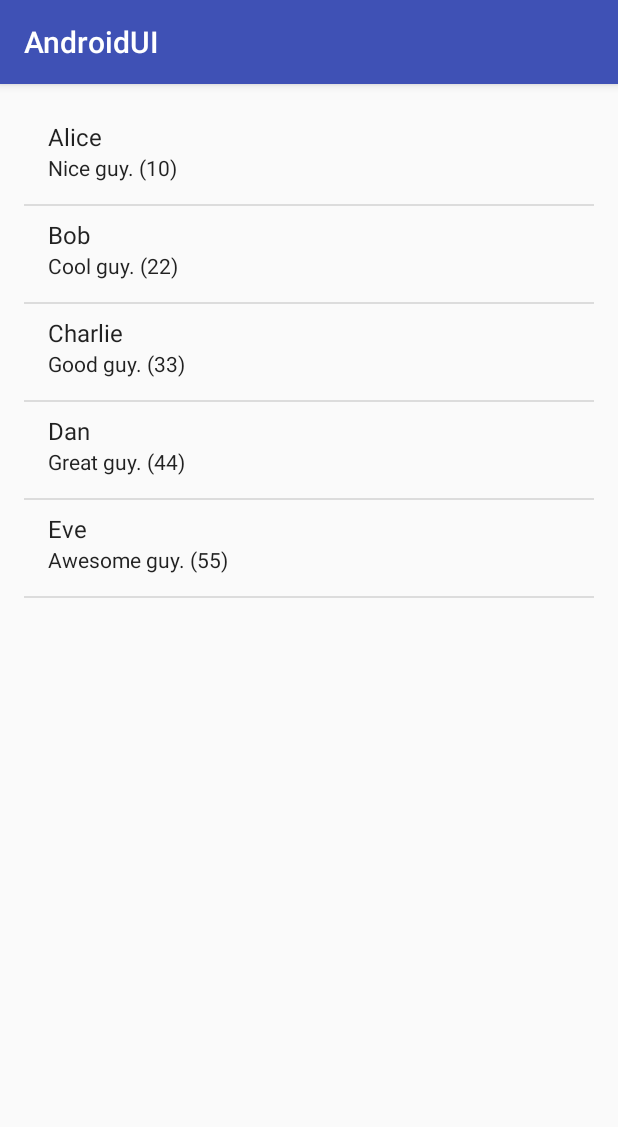
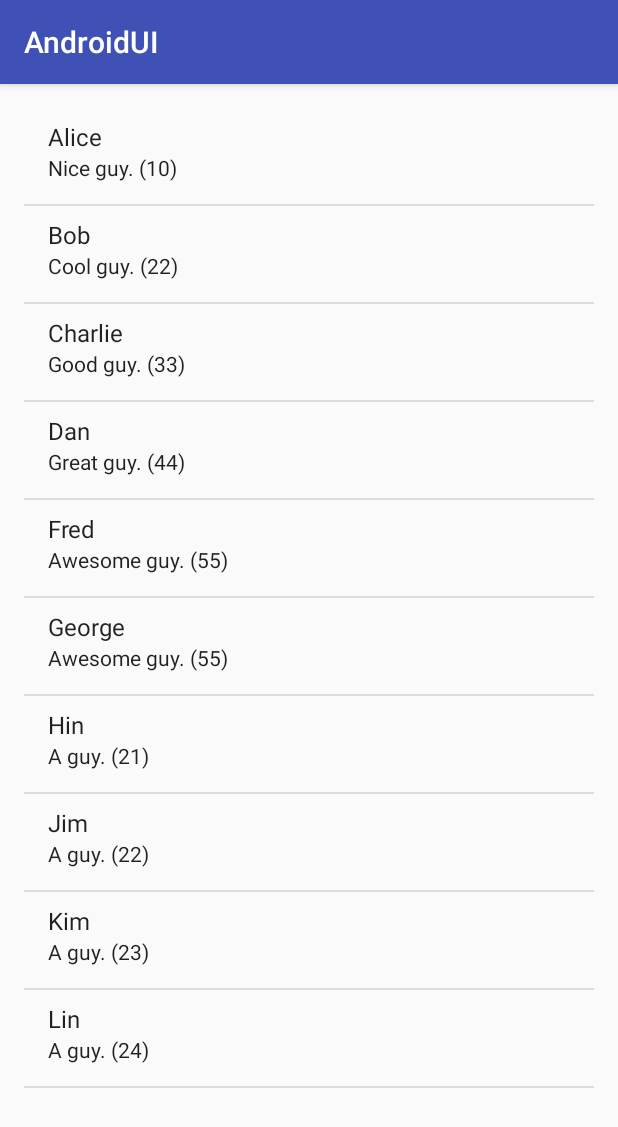
Before and after one commit to ginpei/AndroidUI, an Android app: the screen it shows after launch (ListViewActivity), after a tap on "LISTVIEW", on a phone screen of 412 x 824 dp. Shown: the top 1127 px of the screen. Run offline under Robolectric (Android 15) with nearby library versions, the phone set to English and light mode, and no system bars.

Commit message:
detail view after list view

```diff
--- a/app/src/main/AndroidManifest.xml
+++ b/app/src/main/AndroidManifest.xml
@@ -21,7 +21,8 @@
         <activity android:name=".SpinnerActivity" />
         <activity android:name=".PreferencesActivity" />
         <activity android:name=".VoiceRecognitionActivity" />
-        <activity android:name=".ListViewActivity"></activity>
+        <activity android:name=".ListViewActivity" />
+        <activity android:name=".DetailFromListViewActivity"></activity>
     </application>
 
 </manifest>
--- a/app/src/main/java/info/ginpei/androidui/ListViewActivity.java
+++ b/app/src/main/java/info/ginpei/androidui/ListViewActivity.java
@@ -1,25 +1,35 @@
 package info.ginpei.androidui;
 
+import android.content.Intent;
 import android.os.Bundle;
 import android.support.annotation.NonNull;
 import android.support.v7.app.AppCompatActivity;
 import android.view.View;
 import android.view.ViewGroup;
+import android.widget.AdapterView;
 import android.widget.ArrayAdapter;
 import android.widget.ListView;
 import android.widget.TextView;
+import android.widget.Toast;
+
+import java.util.ArrayList;
+import java.util.Arrays;
 
 public class ListViewActivity extends AppCompatActivity {
 
-    ListView listView;
-    final static User users[] = {
+    final static ArrayList<User> users = new ArrayList<>(Arrays.asList(
             new User("Alice", 10, "Nice guy."),
             new User("Bob", 22, "Cool guy."),
             new User("Charlie", 33, "Good guy."),
             new User("Dan", 44, "Great guy."),
-            new User("Eve", 55, "Awesome guy."),
-    };
-    ArrayAdapter<User> adapter;
+            new User("Fred", 55, "Awesome guy."),
+            new User("George", 55, "Awesome guy."),
+            new User("Hin", 21, "A guy."),
+            new User("Jim", 22, "A guy."),
+            new User("Kim", 23, "A guy."),
+            new User("Lin", 24, "A guy.")
+    ));
+    ListView listView;
 
     @Override
     protected void onCreate(Bundle savedInstanceState) {
@@ -27,8 +37,31 @@ public class ListViewActivity extends AppCompatActivity {
         setContentView(R.layout.activity_list_view);
 
         listView = (ListView) findViewById(R.id.listView);
+        listView.setAdapter(createArrayAdapter());
 
-        adapter = new ArrayAdapter<User>(
+        listView.setOnItemClickListener(new AdapterView.OnItemClickListener() {
+            @Override
+            public void onItemClick(AdapterView<?> parent, View view, int position, long id) {
+                Intent intent = new Intent(getApplicationContext(), DetailFromListViewActivity.class);
+                User user = users.get(position);
+                intent.putExtra("user", user);
+                startActivity(intent);
+            }
+        });
+
+        listView.setOnItemLongClickListener(new AdapterView.OnItemLongClickListener() {
+            @Override
+            public boolean onItemLongClick(AdapterView<?> parent, View view, int position, long id) {
+                User user = users.get(position);
+                Toast.makeText(getApplicationContext(), user.name, Toast.LENGTH_SHORT).show();
+                return false;
+            }
+        });
+    }
+
+    @NonNull
+    private ArrayAdapter<User> createArrayAdapter() {
+        ArrayAdapter<User> adapter = new ArrayAdapter<User>(
                 this,
                 android.R.layout.simple_list_item_2,
                 android.R.id.text1,
@@ -38,7 +71,7 @@ public class ListViewActivity extends AppCompatActivity {
             @Override
             public View getView(int position, View convertView, @NonNull ViewGroup parent) {
                 View view = super.getView(position, convertView, parent);
-                User user = users[position];
+                User user = users.get(position);
 
                 ((TextView) view.findViewById(android.R.id.text1)).setText(user.name);
                 ((TextView) view.findViewById(android.R.id.text2)).setText(String.format("%s (%d)", user.description, user.age));
@@ -47,18 +80,6 @@ public class ListViewActivity extends AppCompatActivity {
             }
         };
 
-        listView.setAdapter(adapter);
-    }
-
-    static class User {
-        public String name;
-        public int age;
-        public String description;
-
-        public User(String name, int age, String description) {
-            this.name = name;
-            this.age = age;
-            this.description = description;
-        }
+        return adapter;
     }
 }
--- /dev/null
+++ b/app/src/main/java/info/ginpei/androidui/User.java
@@ -0,0 +1,20 @@
+package info.ginpei.androidui;
+
+
+import java.io.Serializable;
+
+/**
+ * Contains some data about an user
+ * who is displayed on the list view.
+ */
+public class User implements Serializable {
+    public String name;
+    public int age;
+    public String description;
+
+    public User(String name, int age, String description) {
+        this.name = name;
+        this.age = age;
+        this.description = description;
+    }
+}
```
Also changed, not shown: app/src/main/java/info/ginpei/androidui/DetailFromListViewActivity.java (added, +21 -0 lines), app/src/main/res/layout/activity_detail_from_list_view.xml (added, +48 -0 lines).
